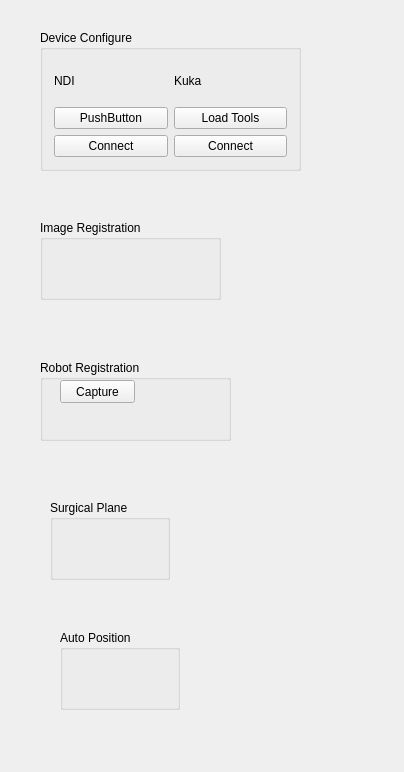
First picture: the form in Plugins/org.mitk.lancet.surgicalsimulate/src/internal/SurgicalSimulateControls.ui, repository lllnico/LancetMITK-Adition, before the edit.
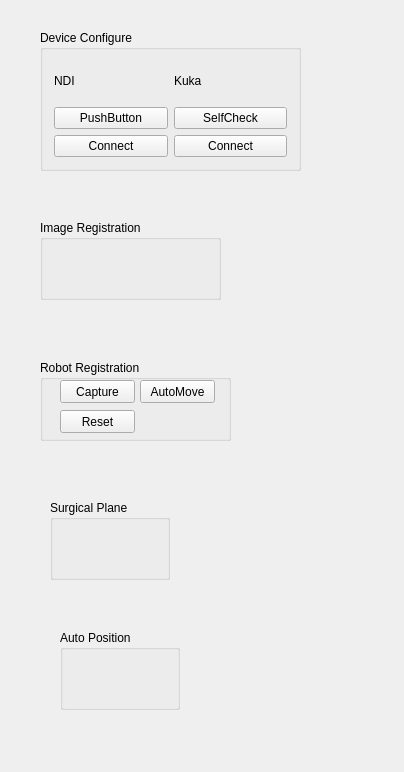
Second picture: the form after the edit.

Commit message: Surgical Sim Robot Registration AutoMove

What changed in the file:
```diff
--- a/Plugins/org.mitk.lancet.surgicalsimulate/src/internal/SurgicalSimulateControls.ui
+++ b/Plugins/org.mitk.lancet.surgicalsimulate/src/internal/SurgicalSimulateControls.ui
@@ -35,7 +35,7 @@
     <item row="1" column="1">
      <widget class="QPushButton" name="pushButton_loadKukaTools">
       <property name="text">
-       <string>Load Tools</string>
+       <string>SelfCheck</string>
       </property>
      </widget>
     </item>
@@ -114,6 +114,32 @@
      <string>Capture</string>
     </property>
    </widget>
+   <widget class="QPushButton" name="pushButton_automove">
+    <property name="geometry">
+     <rect>
+      <x>100</x>
+      <y>20</y>
+      <width>75</width>
+      <height>23</height>
+     </rect>
+    </property>
+    <property name="text">
+     <string>AutoMove</string>
+    </property>
+   </widget>
+   <widget class="QPushButton" name="pushButton_resetRobotReg">
+    <property name="geometry">
+     <rect>
+      <x>20</x>
+      <y>50</y>
+      <width>75</width>
+      <height>23</height>
+     </rect>
+    </property>
+    <property name="text">
+     <string>Reset</string>
+    </property>
+   </widget>
   </widget>
   <widget class="QGroupBox" name="groupBox_4">
    <property name="geometry">
```
Left out of the diff: 2 changed lines with no effect on the pictures. The commit also changes 4 other files.
